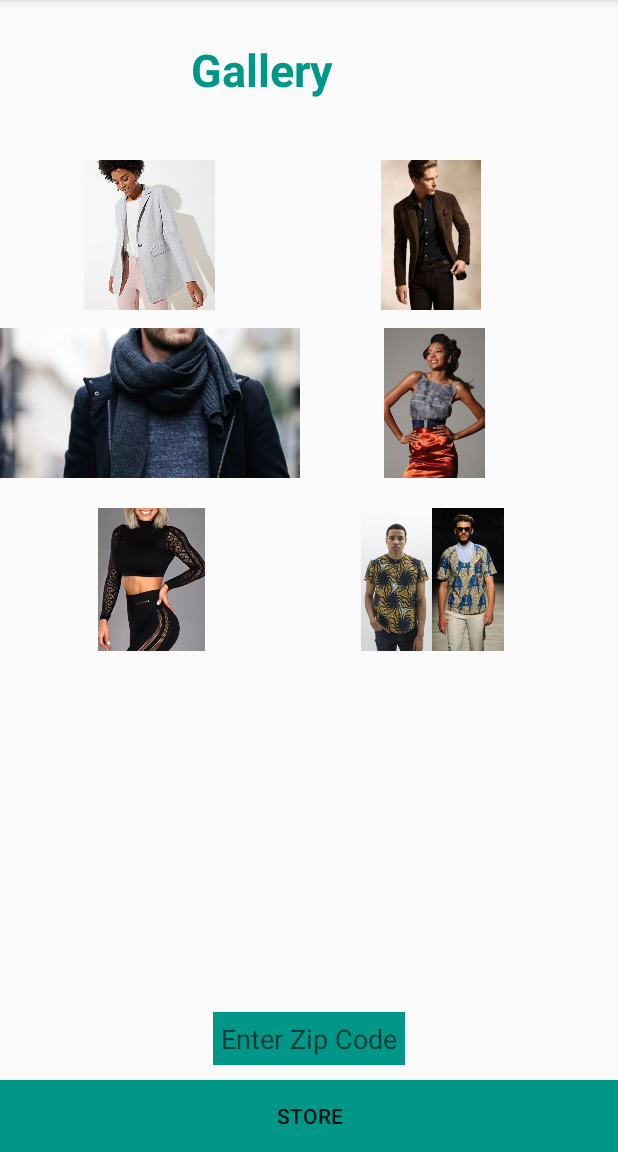
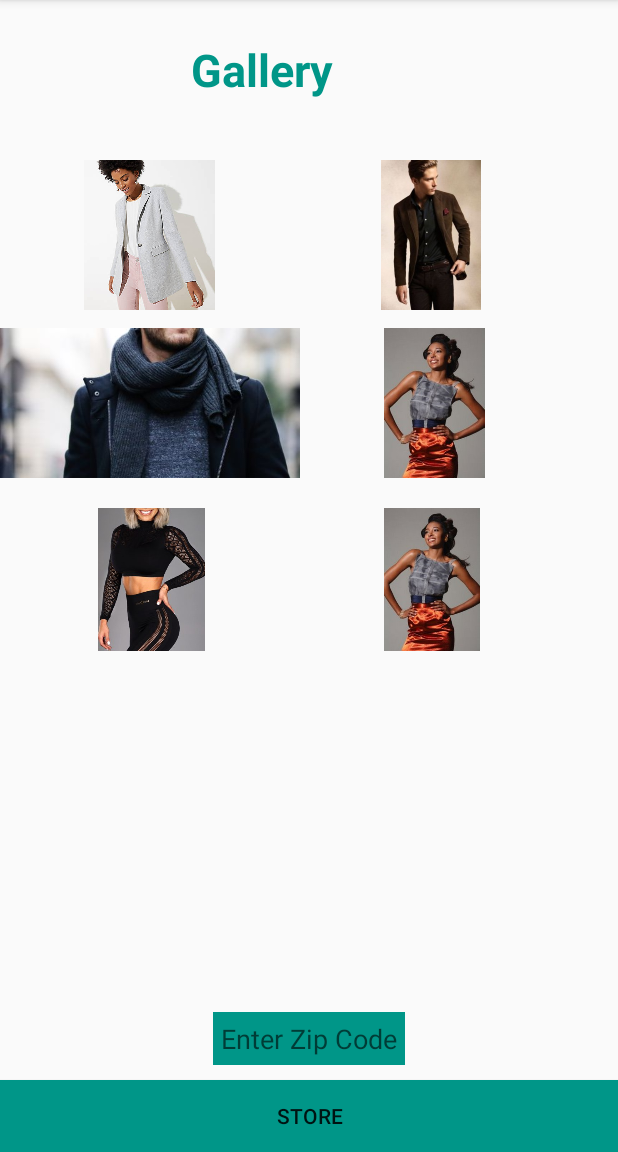
Before and after one commit to Sangwa-C/Sangwa_Sytles, an Android app: the screen it shows after launch (ImagesActivity), on a phone screen of 412 x 824 dp, the part 84-1236 px from its top. Run offline under Robolectric (Android 15) with nearby library versions, the phone set to English and light mode, and no system bars; Roboto replaces fonts that are not available here.

Commit message:
disposed an image

```diff
--- a/app/src/main/res/layout/activity_images.xml
+++ b/app/src/main/res/layout/activity_images.xml
@@ -102,7 +102,7 @@
             android:id="@+id/image6"
             android:layout_width="172dp"
             android:layout_height="95dp"
-            android:src="@drawable/men_kitenge">
+            android:src="@drawable/women2">
 
         </ImageView>
 
```
